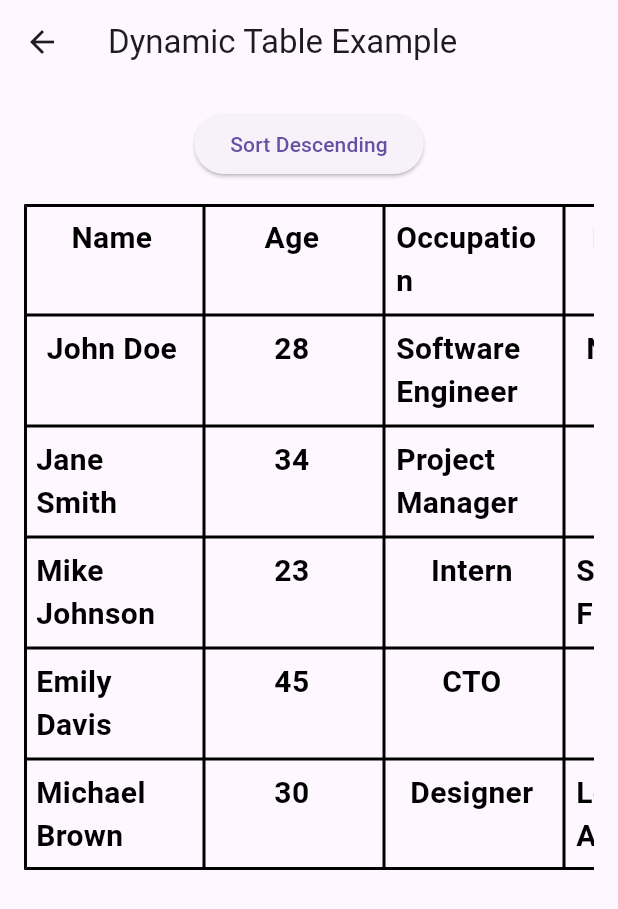
After one commit to Nithya-Varshini/getx_tutorial, a Flutter app: the screen it shows after launch, after a tap on "custom Table", on a phone screen of 412 x 824 dp. The commit adds this screen. Shown: the top 909 px of the screen. Run offline on Flutter 3.47's test engine with Material 3 defaults, Android fonts, the light colour scheme and no system bars; our stand-ins replace get; missing offline and left inert: responsive_table.

```diff
--- a/lib/main.dart
+++ b/lib/main.dart
@@ -1,55 +1,43 @@
-// import 'package:flutter/material.dart';
-// import 'package:get/get.dart';
-// import 'package:getx_new/pages/page1.dart';
-// import 'package:getx_new/pages/page2.dart';
-// import 'package:getx_new/pages/table.dart';
-// import 'package:getx_new/pages/unknownRoutePage.dart';
-
-// void main() {
-//   runApp(const MainApp());
-// }
-
-// class MainApp extends StatelessWidget {
-//   const MainApp({super.key});
-
-//   @override
-//   Widget build(BuildContext context) {
-//     return GetMaterialApp(
-//       unknownRoute: GetPage(name: '/notfound', page: () => UnknownRoutePage()),
-//       initialRoute: '/',
-//       getPages: [
-//         GetPage(name: '/', page: () => PageOneContent()),
-//         GetPage(
-//             name: '/second',
-//             page: () => PageTwoContent(),
-//             transition: Transition.leftToRightWithFade),
-//          GetPage(
-//             name: '/table',
-//             page: () => CustomTable(),
-//             transition: Transition.leftToRightWithFade),
-//       ],
-//     );
-//   }
-// }
-
 import 'package:flutter/material.dart';
+import 'package:get/get.dart';
+import 'package:getx_new/pages/customTable.dart';
+import 'package:getx_new/pages/page1.dart';
+import 'package:getx_new/pages/page2.dart';
+import 'package:getx_new/pages/responsiveTable.dart';
 import 'package:getx_new/pages/table.dart';
+import 'package:getx_new/pages/unknownRoutePage.dart';
 
 void main() {
-  runApp(const MyApp());
+  runApp(const MainApp());
 }
 
-class MyApp extends StatelessWidget {
-  const MyApp({super.key});
+class MainApp extends StatelessWidget {
+  const MainApp({super.key});
 
   @override
   Widget build(BuildContext context) {
-    return MaterialApp(
-      title: 'Dynamic Table Example',
-      theme: ThemeData(
-        primarySwatch: Colors.blue,
-      ),
-      home: const CustomTable(),
+    return GetMaterialApp(
+      unknownRoute: GetPage(name: '/notfound', page: () => UnknownRoutePage()),
+      initialRoute: '/',
+      getPages: [
+        GetPage(name: '/', page: () => PageOneContent()),
+        GetPage(
+            name: '/second',
+            page: () => PageTwoContent(),
+            transition: Transition.leftToRightWithFade),
+        GetPage(
+            name: '/table',
+            page: () => CustomTable(),
+            transition: Transition.leftToRightWithFade),
+        GetPage(
+            name: '/responsivetable',
+            page: () => DataPage(),
+            transition: Transition.leftToRightWithFade),
+        GetPage(
+            name: '/customtable',
+            page: () => CustomTable1(),
+            transition: Transition.leftToRightWithFade),
+      ],
     );
   }
 }
--- /dev/null
+++ b/lib/pages/customTable.dart
@@ -0,0 +1,73 @@
+import 'package:flutter/material.dart';
+import 'package:getx_new/widgets/dynamicTable.dart';
+
+class CustomTable1 extends StatefulWidget {
+  const CustomTable1({super.key});
+
+  @override
+  _CustomTableState createState() => _CustomTableState();
+}
+
+class _CustomTableState extends State<CustomTable1> {
+  final List<String> columnTitles = [
+    'Name',
+    'Age',
+    'Occupation',
+    'Location',
+    'Department'
+  ];
+
+  final List<List<String>> _rowData = [
+    ['John Doe', '28', 'Software Engineer', 'New York', 'IT'],
+    ['Jane Smith', '34', 'Project Manager', 'London', 'Management'],
+    ['Mike Johnson', '23', 'Intern', 'San Francisco', 'IT'],
+    ['Emily Davis', '45', 'CTO', 'Chicago', 'Executive'],
+    ['Michael Brown', '30', 'Designer', 'Los Angeles', 'Design'],
+  ];
+
+  bool _isAscending = true;
+
+  void _sortColumn(int columnIndex) {
+    setState(() {
+      _isAscending = !_isAscending;
+      _rowData.sort((a, b) {
+        final comparison = a[columnIndex].compareTo(b[columnIndex]);
+        return _isAscending ? comparison : -comparison;
+      });
+    });
+  }
+
+  @override
+  Widget build(BuildContext context) {
+    return Scaffold(
+      appBar: AppBar(
+        title: const Text('Dynamic Table Example'),
+      ),
+      body: Padding(
+        padding: const EdgeInsets.all(16.0),
+        child: Column(
+          children: [
+            ElevatedButton(
+              onPressed: () => _sortColumn(
+                  0), // Change the index to sort by different columns
+              child: Text(_isAscending ? 'Sort Descending' : 'Sort Ascending'),
+            ),
+            const SizedBox(height: 16),
+            Expanded(
+              child: SingleChildScrollView(
+                scrollDirection: Axis.horizontal,
+                child: SingleChildScrollView(
+                  scrollDirection: Axis.vertical,
+                  child: DynamicTable(
+                    columnTitles: columnTitles,
+                    rowData: _rowData,
+                  ),
+                ),
+              ),
+            ),
+          ],
+        ),
+      ),
+    );
+  }
+}
--- a/lib/pages/page1.dart
+++ b/lib/pages/page1.dart
@@ -36,6 +36,18 @@ class PageOneContent extends StatelessWidget {
                       c.title.value = data,
                     },
                 child: const Text('Dynamic Table')),
+            ElevatedButton(
+                onPressed: () async => {
+                      data = await Get.toNamed('/responsivetable'),
+                      c.title.value = data,
+                    },
+                child: const Text('Responsive Table')),
+            ElevatedButton(
+                onPressed: () async => {
+                      data = await Get.toNamed('/customtable'),
+                      c.title.value = data,
+                    },
+                child: const Text('custom Table')),
           ],
         ),
       ),
--- a/lib/pages/table.dart
+++ b/lib/pages/table.dart
@@ -47,8 +47,8 @@ class CustomTable extends StatelessWidget {
           child: SingleChildScrollView(
             scrollDirection: Axis.vertical,
             child: DynamicTable(
-              columnTitles: columnTitles,
-              rowData: rowData,
+              columnTitles: columnTitles1,
+              rowData: rowData1,
             ),
           ),
         ),
--- a/pubspec.yaml
+++ b/pubspec.yaml
@@ -10,6 +10,7 @@ dependencies:
   flutter:
     sdk: flutter
   get: ^4.6.6
+  responsive_table: ^0.2.0+2
 
 dev_dependencies:
   flutter_test:
```
Also changed, not shown: lib/pages/responsiveTable.dart (added, +465 -0 lines), pubspec.lock.
